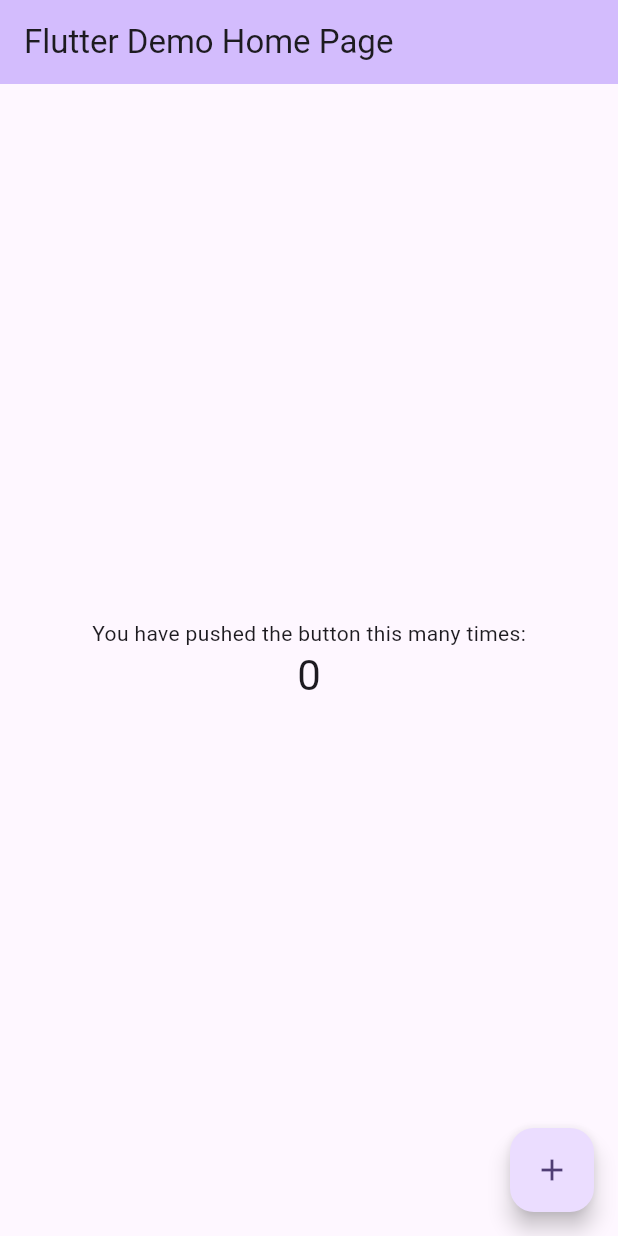
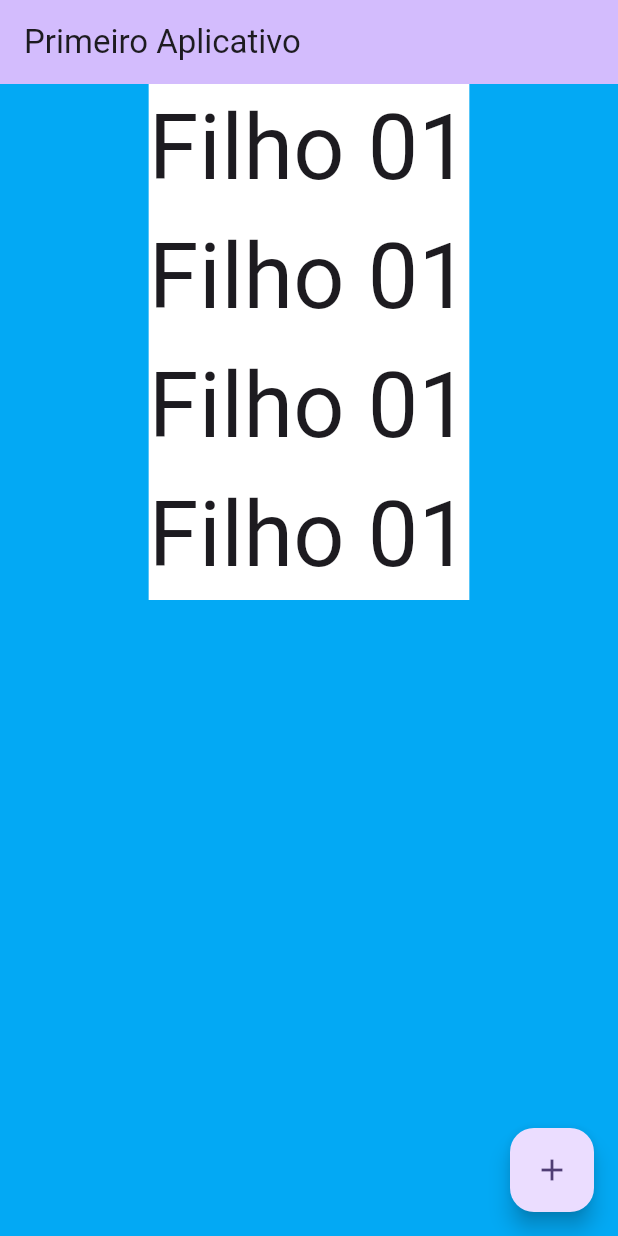
Before and after one commit to dmm76/amtech_flutter, a Flutter app: the screen it shows after launch, on a phone screen of 412 x 824 dp. Run offline on Flutter 3.47's test engine with Material 3 defaults, Android fonts, the phone set to English and light mode, and no system bars.

Commit message:
Primeiro app

```diff
--- a/lib/main.dart
+++ b/lib/main.dart
@@ -30,7 +30,7 @@ class MyApp extends StatelessWidget {
         // tested with just a hot reload.
         colorScheme: ColorScheme.fromSeed(seedColor: Colors.deepPurple),
       ),
-      home: const MyHomePage(title: 'Flutter Demo Home Page'),
+      home: const MyHomePage(title: 'Flutter Douglas Home Page'),
     );
   }
 }
@@ -76,6 +76,7 @@ class _MyHomePageState extends State<MyHomePage> {
     // fast, so that you can just rebuild anything that needs updating rather
     // than having to individually change instances of widgets.
     return Scaffold(
+      backgroundColor: Colors.lightBlue,
       appBar: AppBar(
         // TRY THIS: Try changing the color here to a specific color (to
         // Colors.amber, perhaps?) and trigger a hot reload to see the AppBar
@@ -83,33 +84,27 @@ class _MyHomePageState extends State<MyHomePage> {
         backgroundColor: Theme.of(context).colorScheme.inversePrimary,
         // Here we take the value from the MyHomePage object that was created by
         // the App.build method, and use it to set our appbar title.
-        title: Text(widget.title),
+        title: Text("Primeiro Aplicativo"),
       ),
       body: Center(
-        // Center is a layout widget. It takes a single child and positions it
-        // in the middle of the parent.
         child: Column(
-          // Column is also a layout widget. It takes a list of children and
-          // arranges them vertically. By default, it sizes itself to fit its
-          // children horizontally, and tries to be as tall as its parent.
-          //
-          // Column has various properties to control how it sizes itself and
-          // how it positions its children. Here we use mainAxisAlignment to
-          // center the children vertically; the main axis here is the vertical
-          // axis because Columns are vertical (the cross axis would be
-          // horizontal).
-          //
-          // TRY THIS: Invoke "debug painting" (choose the "Toggle Debug Paint"
-          // action in the IDE, or press "p" in the console), to see the
-          // wireframe for each widget.
-          mainAxisAlignment: MainAxisAlignment.center,
-          children: <Widget>[
-            const Text('You have pushed the button this many times:'),
-            Text(
-              '$_counter',
-              style: Theme.of(context).textTheme.headlineMedium,
-            ),
-          ],
+          children: [Container(
+            color: Colors.white,
+            child: Text("Filho 01", style: TextStyle(fontSize: 60),),
+          ),
+          Container(
+            color: Colors.white,
+            child: Text("Filho 01", style: TextStyle(fontSize: 60),),
+          ),
+          Container(
+            color: Colors.white,
+            child: Text("Filho 01", style: TextStyle(fontSize: 60),),
+          ),
+          Container(
+            color: Colors.white,
+            child: Text("Filho 01", style: TextStyle(fontSize: 60),),
+          ),],
+
         ),
       ),
       floatingActionButton: FloatingActionButton(
```
